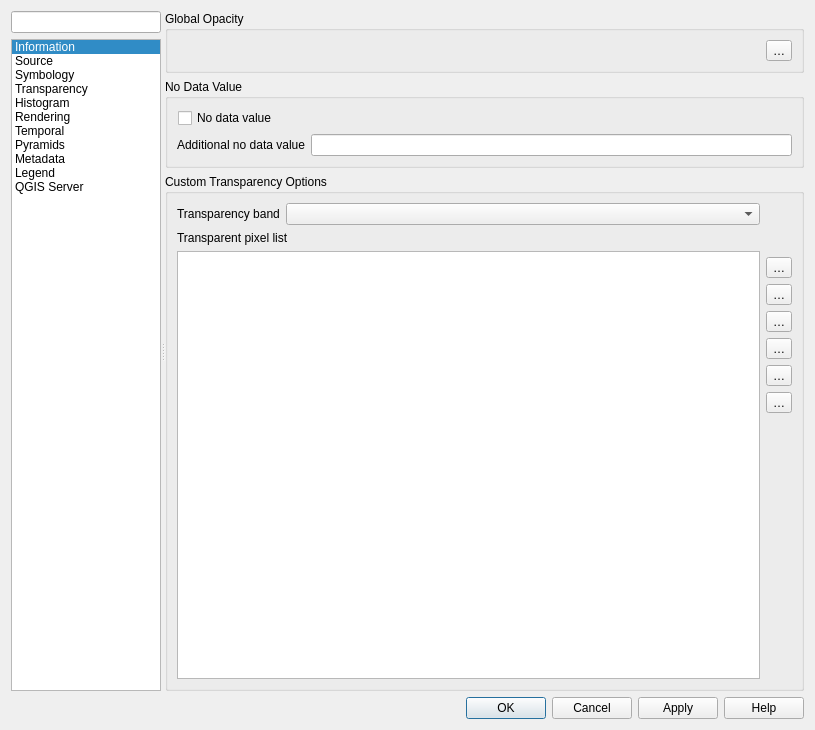
First picture: the form in src/ui/qgsrasterlayerpropertiesbase.ui, repository qgis/QGIS, before the edit.
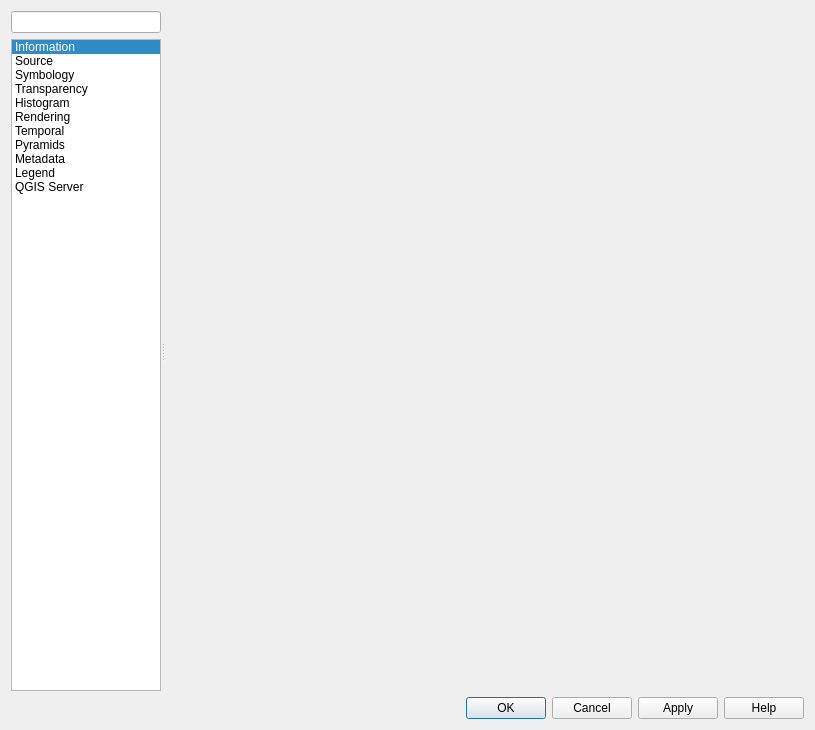
Second picture: the form after the edit. The open tabs and pages were chosen to show the change. Icons and pictures are not drawn. Custom widgets are drawn as their Qt base class.

Commit message:
Use QgsRasterTransparencyWidget in raster properties dlg
Remove a bunch of duplicated code and fix #44949

Patch:
```diff
--- a/src/ui/qgsrasterlayerpropertiesbase.ui
+++ b/src/ui/qgsrasterlayerpropertiesbase.ui
@@ -959,341 +959,7 @@
              </property>
              <property name="widgetResizable">
               <bool>true</bool>
-             </property>
-             <widget class="QWidget" name="scrollAreaWidgetContents_2">
-              <property name="geometry">
-               <rect>
-                <x>0</x>
-                <y>0</y>
-                <width>643</width>
-                <height>679</height>
-               </rect>
-              </property>
-              <layout class="QVBoxLayout" name="verticalLayout_5">
-               <property name="leftMargin">
-                <number>0</number>
-               </property>
-               <property name="topMargin">
-                <number>0</number>
-               </property>
-               <property name="rightMargin">
-                <number>0</number>
-               </property>
-               <property name="bottomMargin">
-                <number>0</number>
-               </property>
-               <item>
-                <widget class="QgsCollapsibleGroupBox" name="gboxNoDataValue_2">
-                 <property name="title">
-                  <string>Global Opacity</string>
-                 </property>
-                 <property name="syncGroup" stdset="0">
-                  <string notr="true">rastertransp</string>
-                 </property>
-                 <layout class="QGridLayout" name="gridLayout_13">
-                  <item row="0" column="0">
-                   <widget class="QgsOpacityWidget" name="mOpacityWidget" native="true">
-                    <property name="focusPolicy">
-                     <enum>Qt::StrongFocus</enum>
-                    </property>
-                   </widget>
-                  </item>
-                  <item row="0" column="1">
-                   <widget class="QgsPropertyOverrideButton" name="mOpacityDDBtn">
-                    <property name="text">
-                     <string>…</string>
-                    </property>
-                   </widget>
-                  </item>
-                 </layout>
-                </widget>
-               </item>
-               <item>
-                <widget class="QgsCollapsibleGroupBox" name="gboxNoDataValue">
-                 <property name="title">
-                  <string>No Data Value</string>
-                 </property>
-                 <property name="syncGroup" stdset="0">
-                  <string notr="true">rastertransp</string>
-                 </property>
-                 <layout class="QGridLayout" name="gridLayout_11">
-                  <item row="0" column="0">
-                   <layout class="QHBoxLayout" name="horizontalLayout_5">
-                    <property name="leftMargin">
-                     <number>1</number>
-                    </property>
-                    <item>
-                     <widget class="QCheckBox" name="mSrcNoDataValueCheckBox">
-                      <property name="toolTip">
-                       <string>Use original source no data value.</string>
-                      </property>
-                      <property name="text">
-                       <string>No data value</string>
-                      </property>
-                     </widget>
-                    </item>
-                    <item>
-                     <widget class="QLabel" name="lblSrcNoDataValue">
-                      <property name="sizePolicy">
-                       <sizepolicy hsizetype="Expanding" vsizetype="Preferred">
-                        <horstretch>0</horstretch>
-                        <verstretch>0</verstretch>
-                       </sizepolicy>
-                      </property>
-                      <property name="toolTip">
-                       <string>Original data source no data value, if exists.</string>
-                      </property>
-                      <property name="text">
-                       <string>&lt;src no data value&gt;</string>
-                      </property>
-                     </widget>
-                    </item>
-                   </layout>
-                  </item>
-                  <item row="1" column="0">
-                   <layout class="QHBoxLayout" name="horizontalLayout_6">
-                    <item>
-                     <widget class="QLabel" name="lblUserNoDataValueLabel">
-                      <property name="toolTip">
-                       <string>Additional user defined no data value.</string>
-                      </property>
-                      <property name="text">
-                       <string>Additional no data value</string>
-                      </property>
-                     </widget>
-                    </item>
-                    <item>
-                     <widget class="QLineEdit" name="leNoDataValue">
-                      <property name="toolTip">
-                       <string>Additional user defined no data value.</string>
-                      </property>
-                     </widget>
-                    </item>
-                   </layout>
-                  </item>
-                 </layout>
-                </widget>
-               </item>
-               <item>
-                <widget class="QgsCollapsibleGroupBox" name="gboxCustomTransparency">
-                 <property name="sizePolicy">
-                  <sizepolicy hsizetype="Preferred" vsizetype="Preferred">
-                   <horstretch>0</horstretch>
-                   <verstretch>5</verstretch>
-                  </sizepolicy>
-                 </property>
-                 <property name="title">
-                  <string>Custom Transparency Options</string>
-                 </property>
-                 <property name="syncGroup" stdset="0">
-                  <string notr="true">rastertransp</string>
-                 </property>
-                 <layout class="QGridLayout" name="gridLayout_3">
-                  <item row="2" column="1">
-                   <layout class="QVBoxLayout" name="_2">
-                    <property name="leftMargin">
-                     <number>0</number>
-                    </property>
-                    <property name="topMargin">
-                     <number>6</number>
-                    </property>
-                    <property name="rightMargin">
-                     <number>0</number>
-                    </property>
-                    <property name="bottomMargin">
-                     <number>6</number>
-                    </property>
-                    <item>
-                     <widget class="QToolButton" name="pbnAddValuesManually">
-                      <property name="toolTip">
-                       <string>Add values manually</string>
-                      </property>
-                      <property name="text">
-                       <string>…</string>
-                      </property>
-                      <property name="icon">
-                       <iconset resource="../../images/images.qrc">
-                        <normaloff>:/images/themes/default/symbologyAdd.svg</normaloff>:/images/themes/default/symbologyAdd.svg</iconset>
-                      </property>
-                     </widget>
-                    </item>
-                    <item>
-                     <widget class="QToolButton" name="pbnAddValuesFromDisplay">
-                      <property name="enabled">
-                       <bool>true</bool>
-                      </property>
-                      <property name="toolTip">
-                       <string>Add values from display</string>
-                      </property>
-                      <property name="text">
-                       <string>…</string>
-                      </property>
-                      <property name="icon">
-                       <iconset resource="../../images/images.qrc">
-                        <normaloff>:/images/themes/default/mActionContextHelp.png</normaloff>:/images/themes/default/mActionContextHelp.png</iconset>
-                      </property>
-                     </widget>
-                    </item>
-                    <item>
-                     <widget class="QToolButton" name="pbnRemoveSelectedRow">
-                      <property name="toolTip">
-                       <string>Remove selected row</string>
-                      </property>
-                      <property name="text">
-                       <string>…</string>
-                      </property>
-                      <property name="icon">
-                       <iconset resource="../../images/images.qrc">
-                        <normaloff>:/images/themes/default/symbologyRemove.svg</normaloff>:/images/themes/default/symbologyRemove.svg</iconset>
-                      </property>
-                     </widget>
-                    </item>
-                    <item>
-                     <widget class="QToolButton" name="pbnDefaultValues">
-                      <property name="toolTip">
-                       <string>Default values</string>
-                      </property>
-                      <property name="text">
-                       <string>…</string>
-                      </property>
-                      <property name="icon">
-                       <iconset resource="../../images/images.qrc">
-                        <normaloff>:/images/themes/default/mActionOpenTable.svg</normaloff>:/images/themes/default/mActionOpenTable.svg</iconset>
-                      </property>
-                     </widget>
-                    </item>
-                    <item>
-                     <widget class="QToolButton" name="pbnImportTransparentPixelValues">
-                      <property name="toolTip">
-                       <string>Import from file</string>
-                      </property>
-                      <property name="text">
-                       <string>…</string>
-                      </property>
-                      <property name="icon">
-                       <iconset resource="../../images/images.qrc">
-                        <normaloff>:/images/themes/default/mActionFileOpen.svg</normaloff>:/images/themes/default/mActionFileOpen.svg</iconset>
-                      </property>
-                     </widget>
-                    </item>
-                    <item>
-                     <widget class="QToolButton" name="pbnExportTransparentPixelValues">
-                      <property name="toolTip">
-                       <string>Export to file</string>
-                      </property>
-                      <property name="text">
-                       <string>…</string>
-                      </property>
-                      <property name="icon">
-                       <iconset resource="../../images/images.qrc">
-                        <normaloff>:/images/themes/default/mActionFileSave.svg</normaloff>:/images/themes/default/mActionFileSave.svg</iconset>
-                      </property>
-                     </widget>
-                    </item>
-                    <item>
-                     <spacer name="verticalSpacer_2">
-                      <property name="orientation">
-                       <enum>Qt::Vertical</enum>
-                      </property>
-                      <property name="sizeHint" stdset="0">
-                       <size>
-                        <width>20</width>
-                        <height>40</height>
-                       </size>
-                      </property>
-                     </spacer>
-                    </item>
-                   </layout>
-                  </item>
-                  <item row="0" column="0">
-                   <layout class="QHBoxLayout" name="horizontalLayout_7">
-                    <item>
-                     <widget class="QLabel" name="lblTransparent">
-                      <property name="sizePolicy">
-                       <sizepolicy hsizetype="Maximum" vsizetype="Preferred">
-                        <horstretch>0</horstretch>
-                        <verstretch>0</verstretch>
-                       </sizepolicy>
-                      </property>
-                      <property name="text">
-                       <string>Transparency band</string>
-                      </property>
-                     </widget>
-                    </item>
-                    <item>
-                     <widget class="QgsRasterBandComboBox" name="cboxTransparencyBand" native="true">
-                      <property name="enabled">
-                       <bool>true</bool>
-                      </property>
-                      <property name="sizePolicy">
-                       <sizepolicy hsizetype="Minimum" vsizetype="Fixed">
-                        <horstretch>0</horstretch>
-                        <verstretch>0</verstretch>
-                       </sizepolicy>
-                      </property>
-                      <property name="minimumSize">
-                       <size>
-                        <width>150</width>
-                        <height>0</height>
-                       </size>
-                      </property>
-                     </widget>
-                    </item>
-                   </layout>
-                  </item>
-                  <item row="2" column="0">
-                   <widget class="QTableWidget" name="tableTransparency">
-                    <property name="verticalScrollBarPolicy">
-                     <enum>Qt::ScrollBarAsNeeded</enum>
-                    </property>
-                    <property name="alternatingRowColors">
-                     <bool>true</bool>
-                    </property>
-                    <property name="selectionMode">
-                     <enum>QAbstractItemView::SingleSelection</enum>
-                    </property>
-                    <property name="selectionBehavior">
-                     <enum>QAbstractItemView::SelectRows</enum>
-                    </property>
-                    <property name="showGrid">
-                     <bool>false</bool>
-                    </property>
-                    <property name="rowCount">
-                     <number>0</number>
-                    </property>
-                    <property name="columnCount">
-                     <number>0</number>
-                    </property>
-                    <attribute name="horizontalHeaderStretchLastSection">
-                     <bool>true</bool>
-                    </attribute>
-                   </widget>
-                  </item>
-                  <item row="1" column="0">
-                   <widget class="QLabel" name="label_6">
-                    <property name="text">
-                     <string>Transparent pixel list</string>
-                    </property>
-                   </widget>
-                  </item>
-                 </layout>
-                </widget>
-               </item>
-               <item>
-                <spacer name="verticalSpacer_5">
-                 <property name="orientation">
-                  <enum>Qt::Vertical</enum>
-                 </property>
-                 <property name="sizeHint" stdset="0">
-                  <size>
-                   <width>20</width>
-                   <height>0</height>
-                  </size>
-                 </property>
-                </spacer>
-               </item>
-              </layout>
-             </widget>
+             </property>             
             </widget>
            </item>
           </layout>
@@ -2240,22 +1906,6 @@
    <header>qgscolorbutton.h</header>
    <container>1</container>
   </customwidget>
-  <customwidget>
-   <class>QgsOpacityWidget</class>
-   <extends>QWidget</extends>
-   <header>qgsopacitywidget.h</header>
-   <container>1</container>
-  </customwidget>
-  <customwidget>
-   <class>QgsRasterBandComboBox</class>
-   <extends>QWidget</extends>
-   <header>qgsrasterbandcombobox.h</header>
-  </customwidget>
-  <customwidget>
-   <class>QgsPropertyOverrideButton</class>
-   <extends>QToolButton</extends>
-   <header>qgspropertyoverridebutton.h</header>
-  </customwidget>
   <customwidget>
    <class>QgsDoubleSpinBox</class>
    <extends>QDoubleSpinBox</extends>
@@ -2299,17 +1949,6 @@
    <extends>QComboBox</extends>
    <header>qgsblendmodecombobox.h</header>
   </customwidget>
-  <customwidget>
-   <class>QgsOpacityWidget</class>
-   <extends>QWidget</extends>
-   <header>qgsopacitywidget.h</header>
-   <container>1</container>
-  </customwidget>
-  <customwidget>
-   <class>QgsRasterBandComboBox</class>
-   <extends>QComboBox</extends>
-   <header>qgsrasterbandcombobox.h</header>
-  </customwidget>
   <customwidget>
    <class>QgsImageSourceLineEdit</class>
    <extends>QWidget</extends>
```
Left out of the diff: 39 changed lines with no effect on the pictures. The commit also changes 5 other files.
